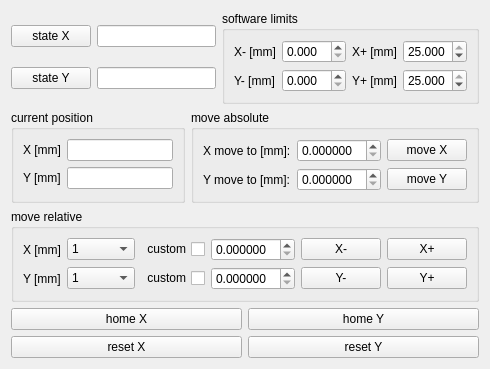
Above: instruments/newport_CONEX_MFA_CC_XY.ui from dean-nanomol/nanomol before the change. Below: the same form after it.
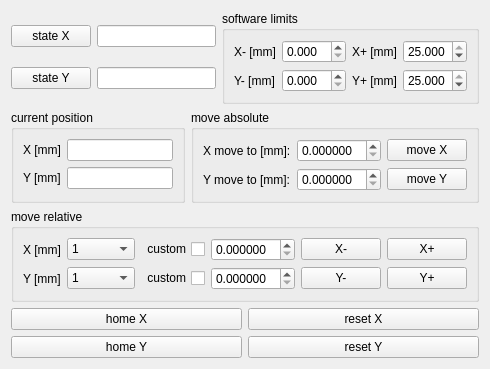
That is the form after the change.

Diff of the .ui file:
```diff
--- a/instruments/newport_CONEX_MFA_CC_XY.ui
+++ b/instruments/newport_CONEX_MFA_CC_XY.ui
@@ -470,9 +470,9 @@
       </widget>
      </item>
      <item>
-      <widget class="QPushButton" name="home_Y_pushButton">
+      <widget class="QPushButton" name="reset_X_pushButton">
        <property name="text">
-        <string>home Y</string>
+        <string>reset X</string>
        </property>
       </widget>
      </item>
@@ -481,9 +481,9 @@
    <item>
     <layout class="QHBoxLayout" name="horizontalLayout_14">
      <item>
-      <widget class="QPushButton" name="reset_X_pushButton">
+      <widget class="QPushButton" name="home_Y_pushButton">
        <property name="text">
-        <string>reset X</string>
+        <string>home Y</string>
        </property>
       </widget>
      </item>
```
